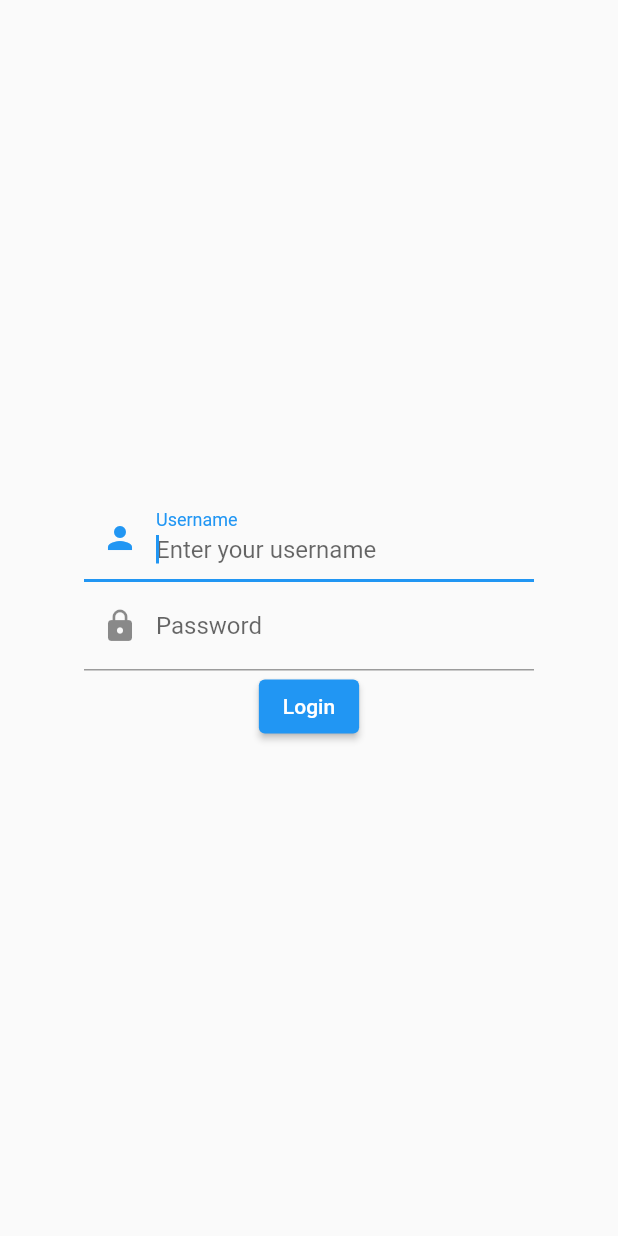
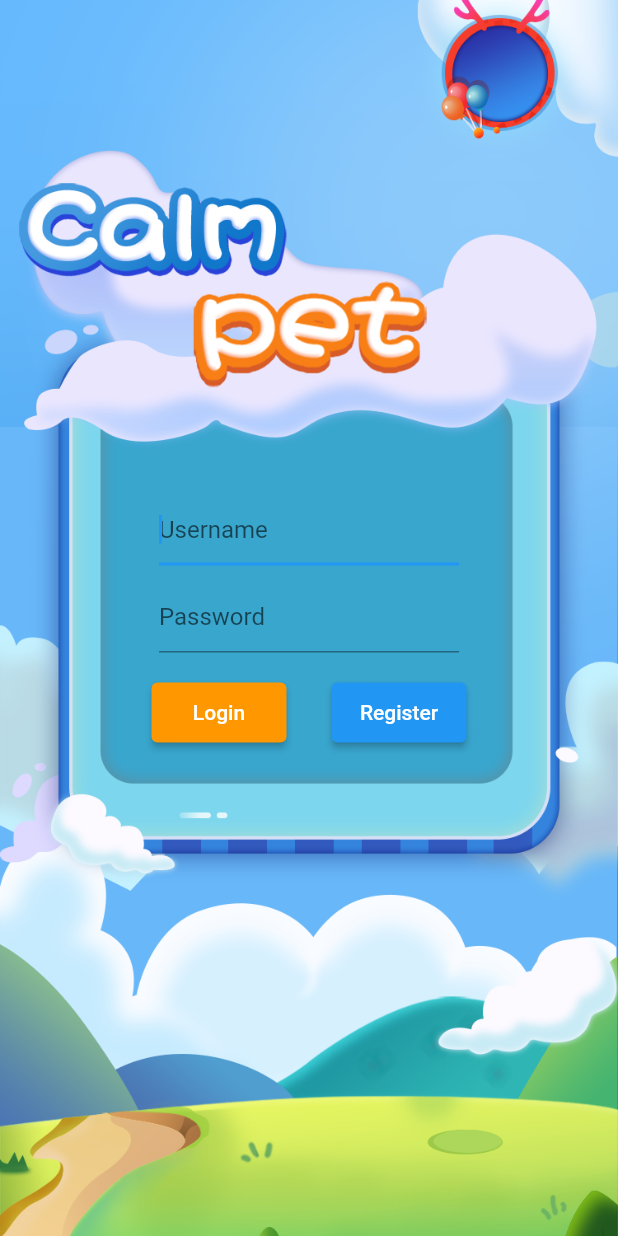
Before and after one commit to RicardoYam/calmPet, a Flutter app: the screen it shows after launch, on a phone screen of 412 x 824 dp. Run offline on Flutter 3.47's test engine with Material 2 defaults, Android fonts, the phone set to English and light mode, and no system bars; our stand-ins replace font_awesome_flutter.

Commit message:
login changed

```diff
--- a/lib/asl.txt
+++ /dev/null
@@ -1 +0,0 @@
-hello
--- a/lib/pages/user/login.dart
+++ b/lib/pages/user/login.dart
@@ -12,37 +12,64 @@ class Login extends StatefulWidget {
 class _LoginState extends State<Login> {
   @override
   Widget build(BuildContext context) {
-    return Material(
-        child: Container(
+    return Scaffold(
+      body: Container(
+        decoration: BoxDecoration(
+          image: DecorationImage(
+            image: AssetImage("images/login.png"),
+            fit: BoxFit.cover,
+          ),
+        ),
+        child: Center(
           child: Column(
             mainAxisAlignment: MainAxisAlignment.center,
             children: [
               SizedBox(
-            width: 300.0,
+              width: 200.0,
               child: TextField(
                 autofocus: true,
                 decoration: InputDecoration(
-                  labelText: "Username",
-                  hintText: "Enter your username",
-                  prefixIcon: Icon(Icons.person)),
+                    hintText: "Username"),
               ),
             ),
+            SizedBox(height: 10.0),
             SizedBox(
-            width: 300.0,
+            width: 200.0,
             child: TextField(
             decoration: InputDecoration(
-                labelText: "Password",
-                hintText: "Enter your password",
-                prefixIcon: Icon(Icons.lock)),
+                hintText: "Password"),
             obscureText: true,
+          )),
+          SizedBox(
+            height: 20.0,
           ),
-          ),
-          ElevatedButton(
+          Row(
+            mainAxisAlignment: MainAxisAlignment.center,
+            children: [
+              SizedBox(
+                width: 90.0,
+                height: 40.0,
+                child: ElevatedButton(
                   child: Text("Login"),
                   onPressed: () => Navigator.pushNamed(context, '/tabs'),
+                  style: ElevatedButton.styleFrom(
+                    primary: Colors.orange
+                  ),
+              )),
+              SizedBox(width: 30.0),
+              SizedBox(
+                width: 90.0,
+                height: 40.0,
+                child: ElevatedButton(
+                  child: Text("Register"),
+                  onPressed: () => Navigator.pushNamed(context, '/'),
+              )),
+            ],
           )
             ],
           ),
-    ));
+        )
+        )
+    );
   }
 }
--- a/pubspec.yaml
+++ b/pubspec.yaml
@@ -59,9 +59,8 @@ flutter:
   uses-material-design: true
 
   # To add assets to your application, add an assets section, like this:
-  # assets:
-  #   - images/a_dot_burr.jpeg
-  #   - images/a_dot_ham.jpeg
+  assets:
+    - images/login.png
 
   # An image asset can refer to one or more resolution-specific "variants", see
   # https://flutter.dev/assets-and-images/#resolution-aware
```
Also changed, not shown: images/2.0x/login.png (added), images/3.0x/login.png (added), images/login.png (added). Lines whose indentation alone changed are shown as unchanged.
